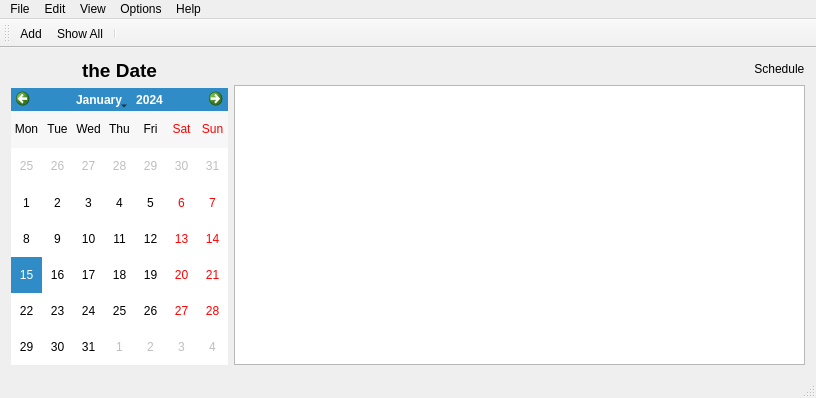
Before: the Qt Designer form lxqt-organizer/mainwindow.ui in lxqt/organizer, drawn with Qt 5.
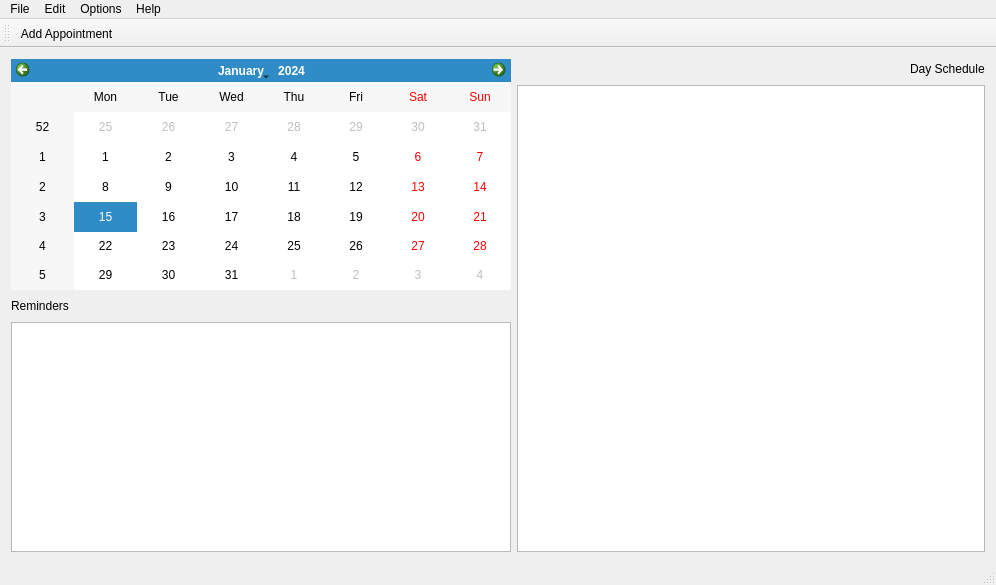
After: the same form once the commit is applied. Icons and pictures are not drawn.

Commit message: model-view code updates plus day sorting by start time

Patch:
```diff
--- a/lxqt-organizer/mainwindow.ui
+++ b/lxqt-organizer/mainwindow.ui
@@ -6,8 +6,8 @@
    <rect>
     <x>0</x>
     <y>0</y>
-    <width>816</width>
-    <height>398</height>
+    <width>996</width>
+    <height>585</height>
    </rect>
   </property>
   <property name="windowTitle">
@@ -16,29 +16,66 @@
   <widget class="QWidget" name="centralWidget">
    <layout class="QFormLayout" name="formLayout">
     <item row="0" column="0">
-     <layout class="QVBoxLayout" name="verticalLayout">
+     <layout class="QVBoxLayout" name="verticalLayout_2">
       <item>
-       <widget class="QLabel" name="labelSelectedDate">
-        <property name="font">
-         <font>
-          <pointsize>14</pointsize>
-          <weight>75</weight>
-          <bold>true</bold>
-         </font>
+       <widget class="QCalendarWidget" name="calendarWidget"/>
+      </item>
+      <item>
+       <layout class="QHBoxLayout" name="horizontalLayout_2">
+        <item>
+         <widget class="QLabel" name="label_2">
+          <property name="text">
+           <string>Reminders</string>
+          </property>
+         </widget>
+        </item>
+        <item>
+         <spacer name="horizontalSpacer_2">
+          <property name="orientation">
+           <enum>Qt::Horizontal</enum>
+          </property>
+          <property name="sizeHint" stdset="0">
+           <size>
+            <width>40</width>
+            <height>20</height>
+           </size>
+          </property>
+         </spacer>
+        </item>
+       </layout>
+      </item>
+      <item>
+       <widget class="QTableView" name="tableViewReminders">
+        <property name="minimumSize">
+         <size>
+          <width>500</width>
+          <height>0</height>
+         </size>
         </property>
-        <property name="text">
-         <string>the Date</string>
+        <property name="showGrid">
+         <bool>false</bool>
         </property>
-        <property name="alignment">
-         <set>Qt::AlignCenter</set>
+        <property name="gridStyle">
+         <enum>Qt::NoPen</enum>
         </property>
-       </widget>
-      </item>
-      <item>
-       <widget class="QCalendarWidget" name="calendarWidget">
-        <property name="verticalHeaderFormat">
-         <enum>QCalendarWidget::NoVerticalHeader</enum>
+        <property name="cornerButtonEnabled">
+         <bool>false</bool>
         </property>
+        <attribute name="horizontalHeaderVisible">
+         <bool>false</bool>
+        </attribute>
+        <attribute name="horizontalHeaderHighlightSections">
+         <bool>false</bool>
+        </attribute>
+        <attribute name="verticalHeaderVisible">
+         <bool>false</bool>
+        </attribute>
+        <attribute name="verticalHeaderCascadingSectionResizes">
+         <bool>false</bool>
+        </attribute>
+        <attribute name="verticalHeaderHighlightSections">
+         <bool>false</bool>
+        </attribute>
        </widget>
       </item>
       <item>
@@ -47,37 +84,76 @@
      </layout>
     </item>
     <item row="0" column="1">
-     <layout class="QVBoxLayout" name="verticalLayout_3">
+     <layout class="QVBoxLayout" name="verticalLayout">
       <item>
-       <layout class="QVBoxLayout" name="verticalLayout_2">
+       <layout class="QHBoxLayout" name="horizontalLayout">
         <item>
-         <layout class="QHBoxLayout" name="horizontalLayout_2">
-          <item>
-           <spacer name="horizontalSpacer_2">
-            <property name="orientation">
-             <enum>Qt::Horizontal</enum>
-            </property>
-            <property name="sizeHint" stdset="0">
-             <size>
-              <width>40</width>
-              <height>20</height>
-             </size>
-            </property>
-           </spacer>
-          </item>
-          <item>
-           <widget class="QLabel" name="labelAppointmentSchedule">
-            <property name="text">
-             <string> Schedule</string>
-            </property>
-           </widget>
-          </item>
-         </layout>
+         <spacer name="horizontalSpacer">
+          <property name="orientation">
+           <enum>Qt::Horizontal</enum>
+          </property>
+          <property name="sizeHint" stdset="0">
+           <size>
+            <width>40</width>
+            <height>20</height>
+           </size>
+          </property>
+         </spacer>
+        </item>
+        <item>
+         <widget class="QLabel" name="labelSchedule">
+          <property name="text">
+           <string>Day Schedule</string>
+          </property>
+         </widget>
         </item>
        </layout>
       </item>
       <item>
-       <widget class="QListView" name="listView"/>
+       <widget class="QTableView" name="tableView">
+        <property name="sizePolicy">
+         <sizepolicy hsizetype="Expanding" vsizetype="Expanding">
+          <horstretch>0</horstretch>
+          <verstretch>0</verstretch>
+         </sizepolicy>
+        </property>
+        <property name="minimumSize">
+         <size>
+          <width>0</width>
+          <height>0</height>
+         </size>
+        </property>
+        <property name="frameShape">
+         <enum>QFrame::StyledPanel</enum>
+        </property>
+        <property name="frameShadow">
+         <enum>QFrame::Sunken</enum>
+        </property>
+        <property name="lineWidth">
+         <number>0</number>
+        </property>
+        <property name="showGrid">
+         <bool>false</bool>
+        </property>
+        <property name="gridStyle">
+         <enum>Qt::NoPen</enum>
+        </property>
+        <property name="sortingEnabled">
+         <bool>false</bool>
+        </property>
+        <attribute name="horizontalHeaderVisible">
+         <bool>false</bool>
+        </attribute>
+        <attribute name="horizontalHeaderHighlightSections">
+         <bool>false</bool>
+        </attribute>
+        <attribute name="verticalHeaderVisible">
+         <bool>false</bool>
+        </attribute>
+        <attribute name="verticalHeaderHighlightSections">
+         <bool>false</bool>
+        </attribute>
+       </widget>
       </item>
      </layout>
     </item>
@@ -88,7 +164,7 @@
     <rect>
      <x>0</x>
      <y>0</y>
-     <width>816</width>
+     <width>996</width>
      <height>29</height>
     </rect>
    </property>
@@ -108,13 +184,7 @@
     <addaction name="separator"/>
     <addaction name="actionDelete_All"/>
    </widget>
-   <widget class="QMenu" name="menuHelp">
-    <property name="title">
-     <string>Help</string>
-    </property>
-    <addaction name="actionAbout"/>
-   </widget>
-   <widget class="QMenu" name="menuOptiions">
+   <widget class="QMenu" name="menuOptions">
     <property name="title">
      <string>Options</string>
     </property>
@@ -122,16 +192,15 @@
     <addaction name="actionCalendar_Grid"/>
     <addaction name="actionCalendar_Weeks"/>
    </widget>
-   <widget class="QMenu" name="menuShow">
+   <widget class="QMenu" name="menuHelp">
     <property name="title">
-     <string>View</string>
+     <string>Help</string>
     </property>
     <addaction name="actionShow_All"/>
    </widget>
    <addaction name="menuFile"/>
    <addaction name="menuEdit"/>
-   <addaction name="menuShow"/>
-   <addaction name="menuOptiions"/>
+   <addaction name="menuOptions"/>
    <addaction name="menuHelp"/>
   </widget>
   <widget class="QToolBar" name="mainToolBar">
@@ -141,9 +210,7 @@
    <attribute name="toolBarBreak">
     <bool>false</bool>
    </attribute>
-   <addaction name="actionAdd"/>
-   <addaction name="actionShow_All"/>
-   <addaction name="separator"/>
+   <addaction name="actionAdd_Appointment"/>
   </widget>
   <widget class="QStatusBar" name="statusBar"/>
   <action name="actionAbout">
@@ -156,9 +223,13 @@
     <string>Exit</string>
    </property>
   </action>
-  <action name="actionDelete_All">
+  <action name="actionAdd_Appointment">
+   <property name="icon">
+    <iconset resource="icon_resource.qrc">
+     <normaloff>:/new/icon/icons/add.svg</normaloff>:/new/icon/icons/add.svg</iconset>
+   </property>
    <property name="text">
-    <string>Delete All</string>
+    <string>Add Appointment</string>
    </property>
   </action>
   <action name="actionNotifications">
@@ -196,29 +267,6 @@
     <string>Calendar Weeks</string>
    </property>
   </action>
-  <action name="actionShow_All">
-   <property name="icon">
-    <iconset>
-     <normalon>:/new/svg/icons/view.svg</normalon>
-    </iconset>
-   </property>
-   <property name="text">
-    <string>Show All</string>
-   </property>
-  </action>
-  <action name="actionAdd">
-   <property name="icon">
-    <iconset>
-     <normalon>:/new/svg/icons/add.svg</normalon>
-    </iconset>
-   </property>
-   <property name="text">
-    <string>Add</string>
-   </property>
-   <property name="toolTip">
-    <string>Add Event</string>
-   </property>
-  </action>
  </widget>
  <layoutdefault spacing="6" margin="11"/>
  <resources/>
```
Left out of the diff: 36 changed lines with no effect on the pictures. The commit also changes 27 other files.
